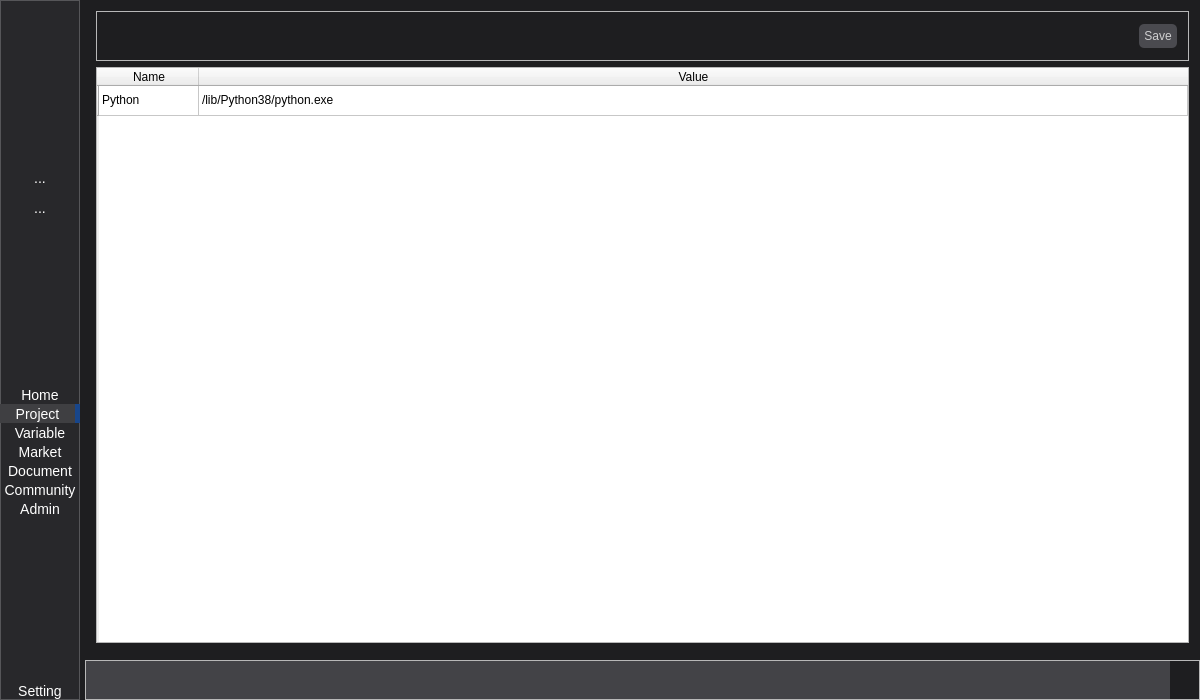
The window that MainWindow.ui (deltaxrobot/Delta-X-Software) describes before a commit, drawn with Qt 5.
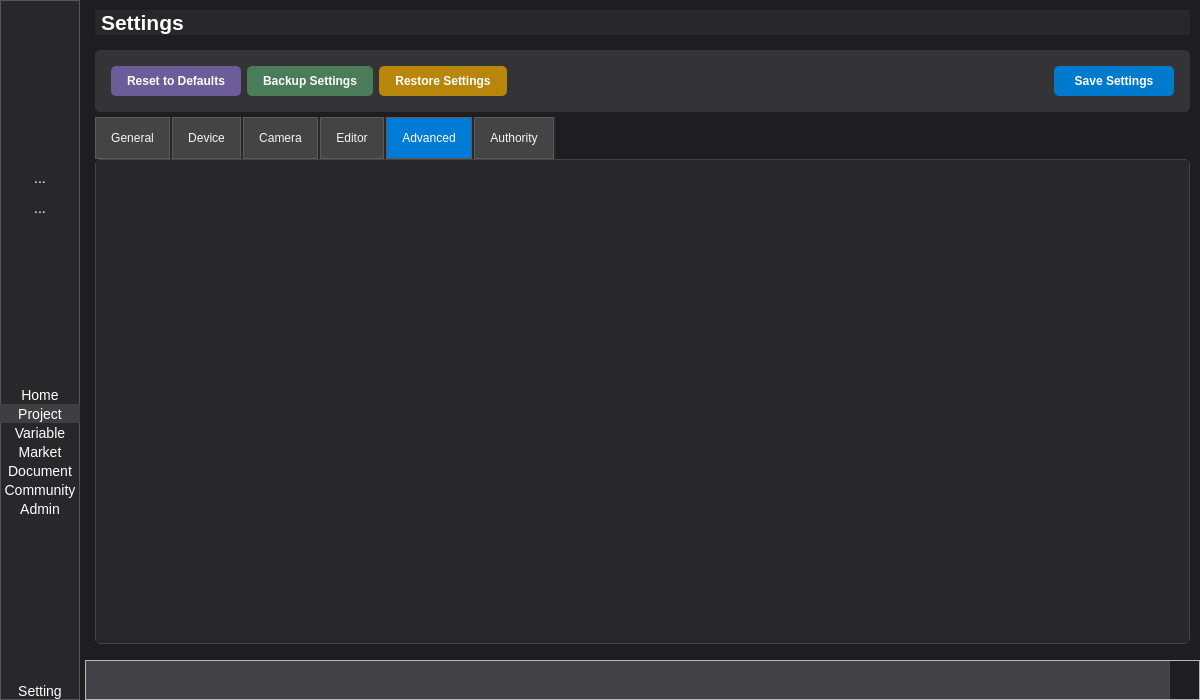
The same window after the commit. The open tabs and pages were chosen to show the change. Icons and pictures are not drawn.

Commit message: Update page Setting

What changed in the file:
```diff
--- a/MainWindow.ui
+++ b/MainWindow.ui
@@ -40,34 +40,35 @@
   </property>
   <widget class="QWidget" name="centralWidget">
    <property name="styleSheet">
-    <string notr="true">QWidget#centralWidget
-{
-	background-color: rgb(30, 30, 32);
+    <string notr="true">/* ===========================================
+   MAIN APPLICATION STYLES - Delta X Software
+   =========================================== */
+
+/* Global Dark Theme */
+QWidget#centralWidget {
+    background-color: rgb(30, 30, 32);
 }
 
-QTabWidget::pane { /* The tab widget frame */
+
+
+/* ===========================================
+   TAB WIDGET STYLES
+   =========================================== */
+QTabWidget::pane {
     border: none;
 }
 
-QTabWidget::tab-bar 
-{
-
-}
-
-QTabBar::tab 
-{
+QTabBar::tab {
     background: #3f3f3f;
-	color: #f5f5f5;
-   /* border-radius: 13px;*/
-	border: 1px solid rgb(90, 90, 90);
+    color: #f5f5f5;
+    border: 1px solid rgb(90, 90, 90);
     height: 25px;
     padding: 0px 10px 2px 10px;
 }
 
 QTabBar::tab:selected {
     background: #007cd6;	
-	color: rgb(255, 255, 255);
-	/*border-radius: 13px;*/
+    color: rgb(255, 255, 255);
 }
 
 QTabBar::tab:hover {
@@ -76,13 +77,412 @@
 	/*border-radius: 13px;*/
 }
 
-QTabBar::tab:selected {
+/* ===========================================
+   LEFT PANEL NAVIGATION
+   =========================================== */
+QWidget#wgLeftPanel {
+    background-color: #28282B;
+    border: 1px solid #565659;
+}
 
+QWidget#wgLeftPanel QToolButton {
+    border: 0px;
+    font-size: 14px;
+    color: rgb(255, 255, 255);
 }
 
-QTabBar::tab:!selected {
+QWidget#wgLeftPanel QToolButton:hover {
+    background-color: #353538;
 }
-</string>
+
+QWidget#wgLeftPanel QToolButton:pressed {
+    background-color: #3F3F42;
+}
+
+/* Active/Selected Navigation Button */
+QToolButton#tbProject {
+    background-color: #3F3F42;
+    border-right: 5px solid rgb(24, 70, 139);
+}
+
+/* ===========================================
+   PAGE SPECIFIC STYLES
+   =========================================== */
+/* Variable Page */
+QWidget#pVariable {
+    background-color: rgb(40, 40, 43);
+}
+
+QWidget#pVariable QLabel {
+    color: rgb(255, 255, 255);
+}
+
+/* Market Page */
+QWidget#pMarket {
+    background-color: rgb(85, 170, 255);
+}
+
+/* Document Page */
+QWidget#pDocument {
+    background-color: rgb(255, 170, 255);
+}
+
+/* Community Page */
+QWidget#pCommunity {
+    background-color: rgb(255, 170, 127);
+}
+
+/* Project Page */
+QWidget#pProject {
+    alternate-background-color: rgb(255, 235, 15);
+}
+
+/* ===========================================
+   SETTINGS PAGE STYLES
+   =========================================== */
+QWidget#pSetting {
+    background-color: rgb(30, 30, 32);
+    color: rgb(255, 255, 255);
+}
+
+QWidget#pSetting QLabel#lbSettingsTitle {
+    color: rgb(255, 255, 255);
+    margin-bottom: 10px;
+}
+
+/* Settings Action Buttons Frame */
+QWidget#pSetting QFrame#frame_3 {
+    background-color: rgba(255, 255, 255, 0.1);
+    border-radius: 5px;
+    padding: 5px;
+}
+
+/* Settings Buttons */
+QWidget#pSetting QPushButton#pbResetSettings {
+    background-color: #6C5C99;
+    border-radius: 5px;
+    padding: 8px 16px;
+    color: rgb(255, 255, 255);
+    font-weight: bold;
+}
+
+QWidget#pSetting QPushButton#pbResetSettings:hover {
+    background-color: #7D6DAD;
+    border: 2px solid #FFFFFF;
+}
+
+QWidget#pSetting QPushButton#pbResetSettings:pressed {
+    background-color: #5B4B88;
+}
+
+QWidget#pSetting QPushButton#pbBackupSettings {
+    background-color: #4A7C59;
+    border-radius: 5px;
+    padding: 8px 16px;
+    color: rgb(255, 255, 255);
+    font-weight: bold;
+}
+
+QWidget#pSetting QPushButton#pbBackupSettings:hover {
+    background-color: #5A8B68;
+    border: 2px solid #FFFFFF;
+}
+
+QWidget#pSetting QPushButton#pbBackupSettings:pressed {
+    background-color: #3A6A49;
+}
+
+QWidget#pSetting QPushButton#pbRestoreSettings {
+    background-color: #B8860B;
+    border-radius: 5px;
+    padding: 8px 16px;
+    color: rgb(255, 255, 255);
+    font-weight: bold;
+}
+
+QWidget#pSetting QPushButton#pbRestoreSettings:hover {
+    background-color: #DAA520;
+    border: 2px solid #FFFFFF;
+}
+
+QWidget#pSetting QPushButton#pbRestoreSettings:pressed {
+    background-color: #996F0B;
+}
+
+QWidget#pSetting QPushButton#pbSaveSetting {
+    background-color: #007ACC;
+    border-radius: 5px;
+    padding: 8px 16px;
+    color: rgb(255, 255, 255);
+    font-weight: bold;
+}
+
+QWidget#pSetting QPushButton#pbSaveSetting:hover {
+    background-color: #1E90FF;
+    border: 2px solid #FFFFFF;
+}
+
+QWidget#pSetting QPushButton#pbSaveSetting:pressed {
+    background-color: #005299;
+}
+
+/* Settings Tab Widget */
+QWidget#pSetting QTabWidget#twSettingsCategories::pane {
+    border: 1px solid #444444;
+    border-radius: 5px;
+}
+
+QWidget#pSetting QTabWidget#twSettingsCategories QTabBar::tab {
+    background: rgb(68, 68, 68);
+    color: #f5f5f5;
+    border: 1px solid rgb(90, 90, 90);
+    height: 30px;
+    padding: 5px 15px;
+    margin-right: 2px;
+}
+
+QWidget#pSetting QTabWidget#twSettingsCategories QTabBar::tab:selected {
+    background: #007cd6;
+    color: rgb(255, 255, 255);
+}
+
+QWidget#pSetting QTabWidget#twSettingsCategories QTabBar::tab:hover {
+    background: #6f6f6f;
+    color: rgb(255, 255, 255);
+}
+
+/* Settings Scroll Areas */
+QWidget#pSetting QScrollArea {
+    border: none;
+    background: transparent;
+}
+
+/* Settings Content Widgets - Fix White Background */
+QWidget#pSetting QScrollArea QWidget {
+    background-color: rgb(40, 40, 43);
+    color: rgb(255, 255, 255);
+}
+
+/* Specific Content Widgets */
+QWidget#swGeneral, QWidget#swDevice, QWidget#swCamera, 
+QWidget#swEditor, QWidget#swAdvanced, QWidget#swAuthority {
+    background-color: rgb(40, 40, 43);
+    color: rgb(255, 255, 255);
+}
+
+/* Settings Form Elements */
+QWidget#pSetting QGroupBox {
+    background-color: rgba(255, 255, 255, 0.05);
+    border: 1px solid rgba(255, 255, 255, 0.1);
+    border-radius: 5px;
+    margin-top: 10px;
+    padding-top: 10px;
+    color: rgb(255, 255, 255);
+}
+
+QWidget#pSetting QGroupBox::title {
+    subcontrol-origin: margin;
+    left: 10px;
+    padding: 0 5px 0 5px;
+    color: rgb(255, 255, 255);
+    font-weight: bold;
+}
+
+QWidget#pSetting QLabel {
+    color: rgb(255, 255, 255);
+    background: transparent;
+}
+
+QWidget#pSetting QLineEdit {
+    background-color: rgb(60, 60, 65);
+    border: 1px solid rgb(90, 90, 90);
+    border-radius: 3px;
+    padding: 5px;
+    color: rgb(255, 255, 255);
+}
+
+QWidget#pSetting QLineEdit:focus {
+    border: 2px solid #007cd6;
+}
+
+QWidget#pSetting QComboBox {
+    background-color: rgb(60, 60, 65);
+    border: 1px solid rgb(90, 90, 90);
+    border-radius: 3px;
+    padding: 5px;
+    color: rgb(255, 255, 255);
+}
+
+QWidget#pSetting QComboBox::drop-down {
+    border: none;
+    background: rgb(80, 80, 85);
+}
+
+QWidget#pSetting QComboBox::down-arrow {
+    image: url(:/icon/Arrow Pointing Down_16px.png);
+}
+
+QWidget#pSetting QComboBox QAbstractItemView {
+    background-color: rgb(60, 60, 65);
+    border: 1px solid rgb(90, 90, 90);
+    selection-background-color: #007cd6;
+    color: rgb(255, 255, 255);
+}
+
+QWidget#pSetting QCheckBox {
+    color: rgb(255, 255, 255);
+    background: transparent;
+}
+
+QWidget#pSetting QCheckBox::indicator {
+    width: 16px;
+    height: 16px;
+    border: 1px solid rgb(90, 90, 90);
+    border-radius: 2px;
+    background-color: rgb(60, 60, 65);
+}
+
+QWidget#pSetting QCheckBox::indicator:checked {
+    background-color: #007cd6;
+    border: 1px solid #007cd6;
+}
+
+QWidget#pSetting QSpinBox {
+    background-color: rgb(60, 60, 65);
+    border: 1px solid rgb(90, 90, 90);
+    border-radius: 3px;
+    padding: 5px;
+    color: rgb(255, 255, 255);
+}
+
+QWidget#pSetting QSlider::groove:horizontal {
+    border: 1px solid rgb(90, 90, 90);
+    height: 8px;
+    background: rgb(60, 60, 65);
+    border-radius: 4px;
+}
+
+QWidget#pSetting QSlider::handle:horizontal {
+    background: #007cd6;
+    border: 1px solid #007cd6;
+    width: 18px;
+    border-radius: 9px;
+    margin: -5px 0;
+}
+
+QWidget#pSetting QSlider::sub-page:horizontal {
+    background: #007cd6;
+    border-radius: 4px;
+}
+
+/* Additional Dark Theme Fixes */
+QWidget#pSetting QFrame {
+    background-color: transparent;
+    border: none;
+}
+
+QWidget#pSetting QWidget {
+    background-color: rgb(40, 40, 43);
+    color: rgb(255, 255, 255);
+}
+
+/* Override for specific button groups */
+QWidget#pSetting QFrame#frame_3 {
+    background-color: rgba(255, 255, 255, 0.1);
+    border-radius: 5px;
+    padding: 5px;
+}
+
+/* ===========================================
+   OPERATOR PAGE STYLES
+   =========================================== */
+QWidget#lbOperatorTitile {
+    padding: 50%;
+}
+
+QWidget#wgOperatorDisplay {
+    background-color: rgb(0, 170, 255);
+}
+
+QWidget#gvOperatorViewer {
+    background-color: rgb(238, 238, 238);
+}
+
+/* Operator Control Buttons */
+QPushButton#pbStartSystem {
+    background-color: rgb(0, 255, 157);
+    color: rgb(74, 74, 74);
+    border: none;
+}
+
+QPushButton#pbStartSystem:hover {
+    color: rgb(255, 255, 255);
+}
+
+QPushButton#pbStartSystem:pressed {
+    background-color: rgb(0, 136, 255);
+    border: 3px solid;
+}
+
+QPushButton#pbStopSystem {
+    background-color: rgb(255, 76, 76);
+    color: rgb(74, 74, 74);
+    border: none;
+}
+
+QPushButton#pbStopSystem:hover {
+    color: rgb(255, 255, 255);
+}
+
+QPushButton#pbStopSystem:pressed {
+    background-color: rgb(0, 136, 255);
+    border: 3px solid;
+}
+
+/* ===========================================
+   HOME PAGE STYLES
+   =========================================== */
+QWidget#pHome QLabel:hover {
+    color: rgb(0, 102, 255);
+}
+
+/* ===========================================
+   LOGGING SECTION
+   =========================================== */
+QTextEdit#teLoggingBox {
+    color: #CDCDCD;
+    border: none;
+    background-color: #434347;
+}
+
+/* ===========================================
+   FINAL OVERRIDE FOR SETTINGS WHITE BACKGROUND
+   =========================================== */
+QWidget#pSetting * {
+    background-color: rgb(40, 40, 43);
+    color: rgb(255, 255, 255);
+}
+
+/* Keep button styles intact */
+QWidget#pSetting QPushButton#pbResetSettings {
+    background-color: #6C5C99;
+    color: rgb(255, 255, 255);
+}
+
+QWidget#pSetting QPushButton#pbBackupSettings {
+    background-color: #4A7C59;
+    color: rgb(255, 255, 255);
+}
+
+QWidget#pSetting QPushButton#pbRestoreSettings {
+    background-color: #B8860B;
+    color: rgb(255, 255, 255);
+}
+
+QWidget#pSetting QPushButton#pbSaveSetting {
+    background-color: #007ACC;
+    color: rgb(255, 255, 255);
+}</string>
    </property>
    <layout class="QHBoxLayout" name="horizontalLayout">
     <property name="spacing">
@@ -146,30 +546,6 @@
             <height>16777215</height>
            </size>
           </property>
-          <property name="styleSheet">
-           <string notr="true">QWidget#wgLeftPanel
-{
-	background-color: #28282B;
-	border: 1px solid #565659;
-}
-
-QToolButton
-{
-	border: 0px;
-	font-size:14px;
-	color: rgb(255, 255, 255);
-}
-QToolButton:hover
-{	
-	
-	background-color: #353538;
-}
-QToolButton::pressed
-{	
-	background-color: #3F3F42;
-}
-</string>
-          </property>
           <layout class="QVBoxLayout" name="verticalLayout">
            <property name="spacing">
             <number>0</number>
@@ -331,10 +707,6 @@
                <height>0</height>
               </size>
              </property>
-             <property name="styleSheet">
-              <string notr="true">background-color: #3F3F42;
-border-right: 5px solid rgb(24, 70, 139);</string>
-             </property>
              <property name="text">
               <string>Project</string>
              </property>
@@ -1764,18 +2136,43 @@
              </property>
             </widget>
             <widget class="QWidget" name="pSetting">
-             <property name="styleSheet">
-              <string notr="true"/>
-             </property>
              <layout class="QVBoxLayout" name="verticalLayout_12">
+              <property name="spacing">
+               <number>5</number>
+              </property>
+              <property name="leftMargin">
+               <number>10</number>
+              </property>
+              <property name="topMargin">
+               <number>10</number>
+              </property>
+              <property name="rightMargin">
+               <number>10</number>
+              </property>
+              <property name="bottomMargin">
+               <number>10</number>
+              </property>
               <item>
-               <widget class="QFrame" name="frame_3">
-                <property name="minimumSize">
-                 <size>
-                  <width>0</width>
-                  <height>50</height>
-                 </size>
+                               <widget class="QLabel" name="lbSettingsTitle">
+                 <property name="font">
+                  <font>
+                   <pointsize>16</pointsize>
+                   <bold>true</bold>
+                  </font>
+                 </property>
+                <property name="text">
+                 <string>Settings</string>
                 </property>
+               </widget>
+              </item>
+              <item>
+                               <widget class="QFrame" name="frame_3">
+                 <property name="minimumSize">
+                  <size>
+                   <width>0</width>
+                   <height>50</height>
+                  </size>
+                 </property>
                 <property name="frameShape">
                  <enum>QFrame::StyledPanel</enum>
                 </property>
@@ -1783,6 +2180,45 @@
                  <enum>QFrame::Raised</enum>
                 </property>
                 <layout class="QHBoxLayout" name="horizontalLayout_13">
+                 <item>
+                                     <widget class="QPushButton" name="pbResetSettings">
+                    <property name="minimumSize">
+                     <size>
+                      <width>100</width>
+                      <height>30</height>
+                     </size>
+                    </property>
+                   <property name="text">
+                    <string>Reset to Defaults</string>
+                   </property>
+                  </widget>
+                 </item>
+                 <item>
+                                     <widget class="QPushButton" name="pbBackupSettings">
+                    <property name="minimumSize">
+                     <size>
+                      <width>100</width>
+                      <height>30</height>
+                     </size>
+                    </property>
+                   <property name="text">
+                    <string>Backup Settings</string>
+                   </property>
+                  </widget>
+                 </item>
+                 <item>
+                                     <widget class="QPushButton" name="pbRestoreSettings">
+                    <property name="minimumSize">
+                     <size>
+                      <width>100</width>
+                      <height>30</height>
+                     </size>
+                    </property>
+                   <property name="text">
+                    <string>Restore Settings</string>
+                   </property>
+                  </widget>
+                 </item>
                  <item>
                   <spacer name="horizontalSpacer">
                    <property name="orientation">
@@ -1797,23 +2233,15 @@
                   </spacer>
                  </item>
                  <item>
-                  <widget class="QPushButton" name="pbSaveSetting">
-                   <property name="styleSheet">
-                    <string notr="true">/* Áp dụng cho một phần tử cụ thể, ví dụ QPushButton */
-QPushButton {
-    background-color: #4A4A4F;
-    border-radius: 5px;
-    padding:5px;
-	color: rgb(208, 208, 209);
-}
-
-QPushButton:hover
-{
-	border: 2px solid #FFFFFF;
-}</string>
-                   </property>
+                                     <widget class="QPushButton" name="pbSaveSetting">
+                    <property name="minimumSize">
+                     <size>
+                      <width>120</width>
+                      <height>30</height>
+                     </size>
+                    </property>
                    <property name="text">
-                    <string>Save</string>
+                    <string>Save Settings</string>
                    </property>
                   </widget>
                  </item>
@@ -1821,47 +2249,160 @@
                </widget>
               </item>
               <item>
-               <widget class="QTableWidget" name="twSetting">
-                <property name="maximumSize">
-                 <size>
-                  <width>1101</width>
-                  <height>16777215</height>
-                 </size>
+                               <widget class="QTabWidget" name="twSettingsCategories">
+                <property name="currentIndex">
+                 <number>4</number>
                 </property>
-                <attribute name="horizontalHeaderCascadingSectionResizes">
-                 <bool>true</bool>
-                </attribute>
-                <attribute name="horizontalHeaderDefaultSectionSize">
-                 <number>100</number>
-                </attribute>
-                <attribute name="horizontalHeaderStretchLastSection">
-                 <bool>true</bool>
-                </attribute>
-                <row>
-                 <property name="text">
-                  <string/>
-                 </property>
-                </row>
-                <column>
-                 <property name="text">
-                  <string>Name</string>
-                 </property>
-                </column>
-                <column>
-                 <property name="text">
-                  <string>Value</string>
-                 </property>
-                </column>
-                <item row="0" column="0">
-                 <property name="text">
-                  <string>Python</string>
-                 </property>
-                </item>
-                <item row="0" column="1">
-                 <property name="text">
-                  <string>/lib/Python38/python.exe</string>
-                 </property>
-                </item>
+                <widget class="QWidget" name="tabGeneral">
+                 <attribute name="title">
+                  <string>General</string>
+                 </attribute>
+                 <layout class="QVBoxLayout" name="vlGeneral">
+                  <item>
+                                       <widget class="QScrollArea" name="saGeneral">
+                    <property name="widgetResizable">
+                     <bool>true</bool>
+                    </property>
+                    <widget class="QWidget" name="swGeneral">
+                     <property name="geometry">
+                      <rect>
+                       <x>0</x>
+                       <y>0</y>
+                       <width>1073</width>
+                       <height>462</height>
+                      </rect>
+                     </property>
+                     <layout class="QVBoxLayout" name="vlGeneralContent"/>
+                    </widget>
+                   </widget>
+                  </item>
+                 </layout>
+                </widget>
+                <widget class="QWidget" name="tabDevice">
+                 <attribute name="title">
+                  <string>Device</string>
+                 </attribute>
+                 <layout class="QVBoxLayout" name="vlDevice">
+                  <item>
+                                       <widget class="QScrollArea" name="saDevice">
+                    <property name="widgetResizable">
+                     <bool>true</bool>
+                    </property>
+                    <widget class="QWidget" name="swDevice">
+                     <property name="geometry">
+                      <rect>
+                       <x>0</x>
+                       <y>0</y>
+                       <width>1073</width>
+                       <height>462</height>
+                      </rect>
+                     </property>
+                     <layout class="QVBoxLayout" name="vlDeviceContent"/>
+                    </widget>
+                   </widget>
+                  </item>
+                 </layout>
+                </widget>
+                <widget class="QWidget" name="tabCamera">
+                 <attribute name="title">
+                  <string>Camera</string>
+                 </attribute>
+                 <layout class="QVBoxLayout" name="vlCamera">
+                  <item>
+                                       <widget class="QScrollArea" name="saCamera">
+                    <property name="widgetResizable">
+                     <bool>true</bool>
+                    </property>
+                    <widget class="QWidget" name="swCamera">
+                     <property name="geometry">
+                      <rect>
+                       <x>0</x>
+                       <y>0</y>
+                       <width>1073</width>
+                       <height>462</height>
+                      </rect>
+                     </property>
+                     <layout class="QVBoxLayout" name="vlCameraContent"/>
+                    </widget>
+                   </widget>
+                  </item>
+                 </layout>
+                </widget>
+                <widget class="QWidget" name="tabEditor">
+                 <attribute name="title">
+                  <string>Editor</string>
+                 </attribute>
+                 <layout class="QVBoxLayout" name="vlEditor">
+                  <item>
+                                       <widget class="QScrollArea" name="saEditor">
+                    <property name="widgetResizable">
+                     <bool>true</bool>
+                    </property>
+                    <widget class="QWidget" name="swEditor">
+                     <property name="geometry">
+                      <rect>
+                       <x>0</x>
+                       <y>0</y>
+                       <width>1073</width>
+                       <height>462</height>
+                      </rect>
+                     </property>
+                     <layout class="QVBoxLayout" name="vlEditorContent"/>
+                    </widget>
+                   </widget>
+                  </item>
+                 </layout>
+                </widget>
+                <widget class="QWidget" name="tabAdvanced">
+                 <attribute name="title">
+                  <string>Advanced</string>
+                 </attribute>
+                 <layout class="QVBoxLayout" name="vlAdvanced">
+                  <item>
+                                       <widget class="QScrollArea" name="saAdvanced">
+                    <property name="widgetResizable">
+                     <bool>true</bool>
+                    </property>
+                    <widget class="QWidget" name="swAdvanced">
+                     <property name="geometry">
+                      <rect>
+                       <x>0</x>
+                       <y>0</y>
+                       <width>1073</width>
+                       <height>462</height>
+                      </rect>
+                     </property>
+                     <layout class="QVBoxLayout" name="vlAdvancedContent"/>
+                    </widget>
+                   </widget>
+                  </item>
+                 </layout>
+                </widget>
+                <widget class="QWidget" name="tabAuthority">
+                 <attribute name="title">
+                  <string>Authority</string>
+                 </attribute>
+                 <layout class="QVBoxLayout" name="vlAuthority">
+                  <item>
+                                       <widget class="QScrollArea" name="saAuthority">
+                    <property name="widgetResizable">
+                     <bool>true</bool>
+                    </property>
+                    <widget class="QWidget" name="swAuthority">
+                     <property name="geometry">
+                      <rect>
+                       <x>0</x>
+                       <y>0</y>
+                       <width>1073</width>
+                       <height>462</height>
+                      </rect>
+                     </property>
+                     <layout class="QVBoxLayout" name="vlAuthorityContent"/>
+                    </widget>
+                   </widget>
+                  </item>
+                 </layout>
+                </widget>
                </widget>
               </item>
              </layout>
```
Left out of the diff: 183 changed lines with no effect on the pictures. The commit also changes 16 other files.
